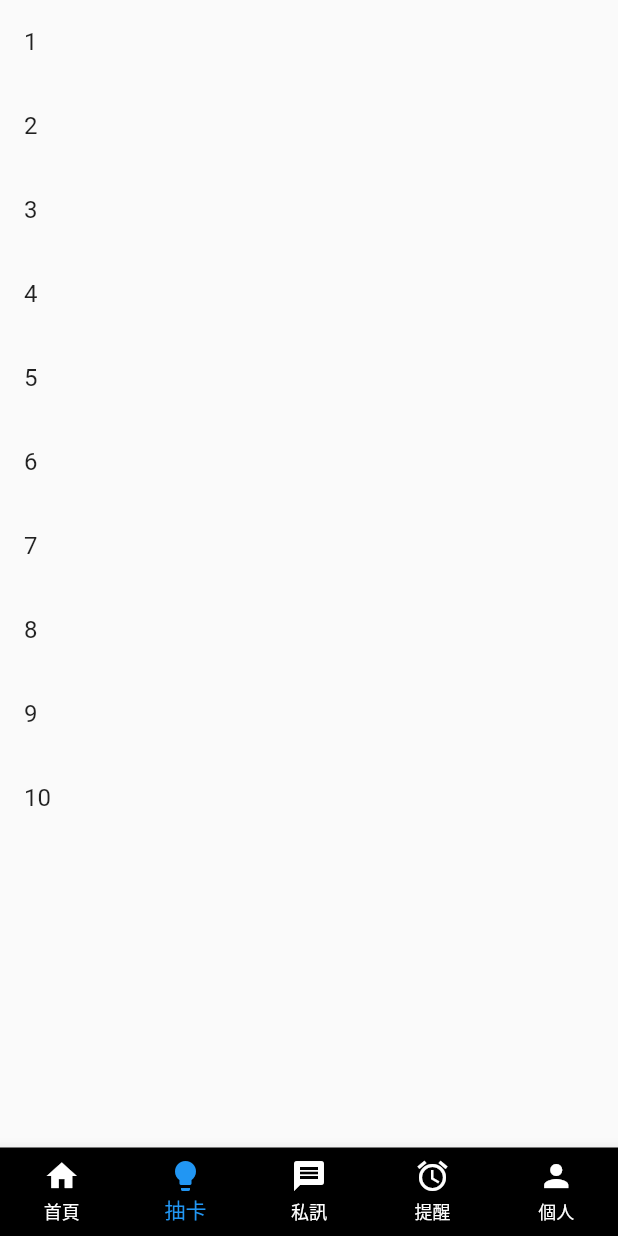
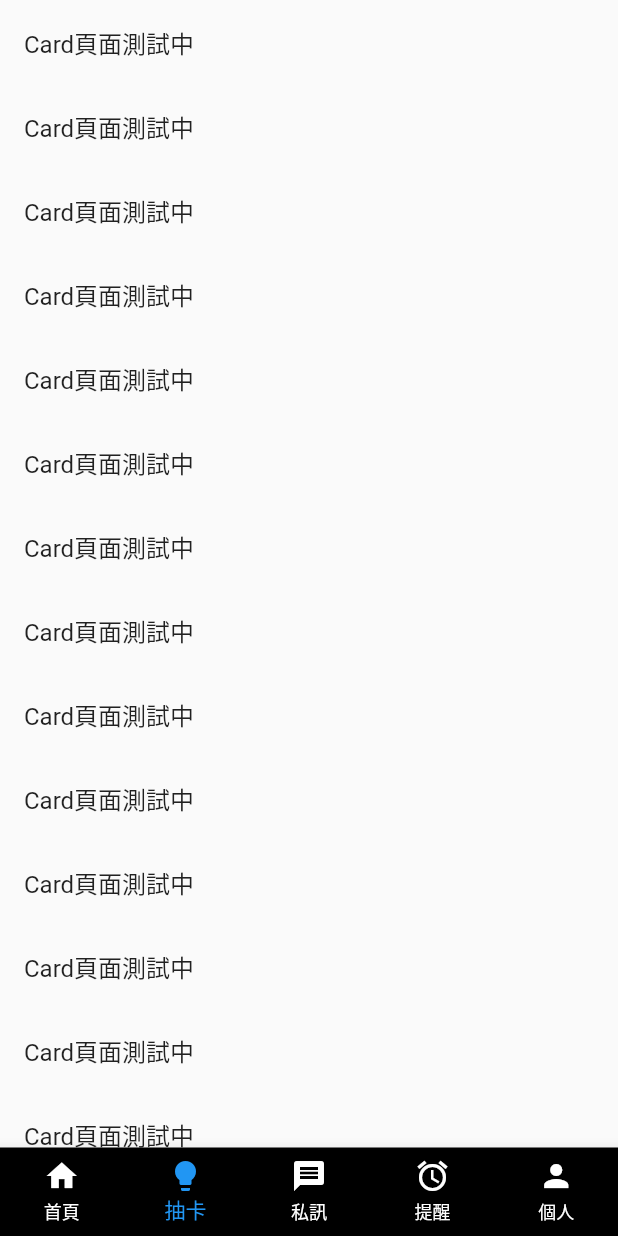
Before and after one commit to DoodleBears/paclub, a Flutter app: the screen it shows after launch, item 2 of the bottom bar chosen, on a phone screen of 412 x 824 dp. Run offline on Flutter 3.47's test engine with Material 2 defaults, Android fonts, the phone set to English and light mode, and no system bars.

Commit message:
Update Card.dart

```diff
--- a/lib/pages/tabs/Card.dart
+++ b/lib/pages/tabs/Card.dart
@@ -12,34 +12,94 @@ class _CardPageState extends State<CardPage> {
     return ListView(
       children: <Widget>[
         ListTile(
-          title: Text("1"),
+          title: Text("Card頁面測試中"),
         ),
         ListTile(
-          title: Text("2"),
+          title: Text("Card頁面測試中"),
         ),
         ListTile(
-          title: Text("3"),
+          title: Text("Card頁面測試中"),
         ),
         ListTile(
-          title: Text("4"),
+          title: Text("Card頁面測試中"),
         ),
         ListTile(
-          title: Text("5"),
+          title: Text("Card頁面測試中"),
         ),
         ListTile(
-          title: Text("6"),
+          title: Text("Card頁面測試中"),
         ),
         ListTile(
-          title: Text("7"),
+          title: Text("Card頁面測試中"),
         ),
         ListTile(
-          title: Text("8"),
+          title: Text("Card頁面測試中"),
         ),
         ListTile(
-          title: Text("9"),
+          title: Text("Card頁面測試中"),
         ),
         ListTile(
-          title: Text("10"),
+          title: Text("Card頁面測試中"),
+        ),
+        ListTile(
+          title: Text("Card頁面測試中"),
+        ),
+        ListTile(
+          title: Text("Card頁面測試中"),
+        ),
+        ListTile(
+          title: Text("Card頁面測試中"),
+        ),
+        ListTile(
+          title: Text("Card頁面測試中"),
+        ),
+        ListTile(
+          title: Text("Card頁面測試中"),
+        ),
+        ListTile(
+          title: Text("Card頁面測試中"),
+        ),
+        ListTile(
+          title: Text("Card頁面測試中"),
+        ),
+        ListTile(
+          title: Text("Card頁面測試中"),
+        ),
+        ListTile(
+          title: Text("Card頁面測試中"),
+        ),
+        ListTile(
+          title: Text("Card頁面測試中"),
+        ),
+        ListTile(
+          title: Text("Card頁面測試中"),
+        ),
+        ListTile(
+          title: Text("Card頁面測試中"),
+        ),
+        ListTile(
+          title: Text("Card頁面測試中"),
+        ),
+        ListTile(
+          title: Text("Card頁面測試中"),
+        ),
+        ListTile(
+          title: Text("Card頁面測試中"),
+        ),
+        ListTile(
+          title: Text("Card頁面測試中"),
+        ),
+        ListTile(
+          title: Text("Card頁面測試中"),
+        ),
+        ListTile(
+          title: Text("Card頁面測試中"),
+        ),
+        ListTile(
+          title: Text("Card頁面測試中"),
+        ),
+        ListTile(
+          title: Text("Card頁面測試中"),
         )
       ],
     );
```
